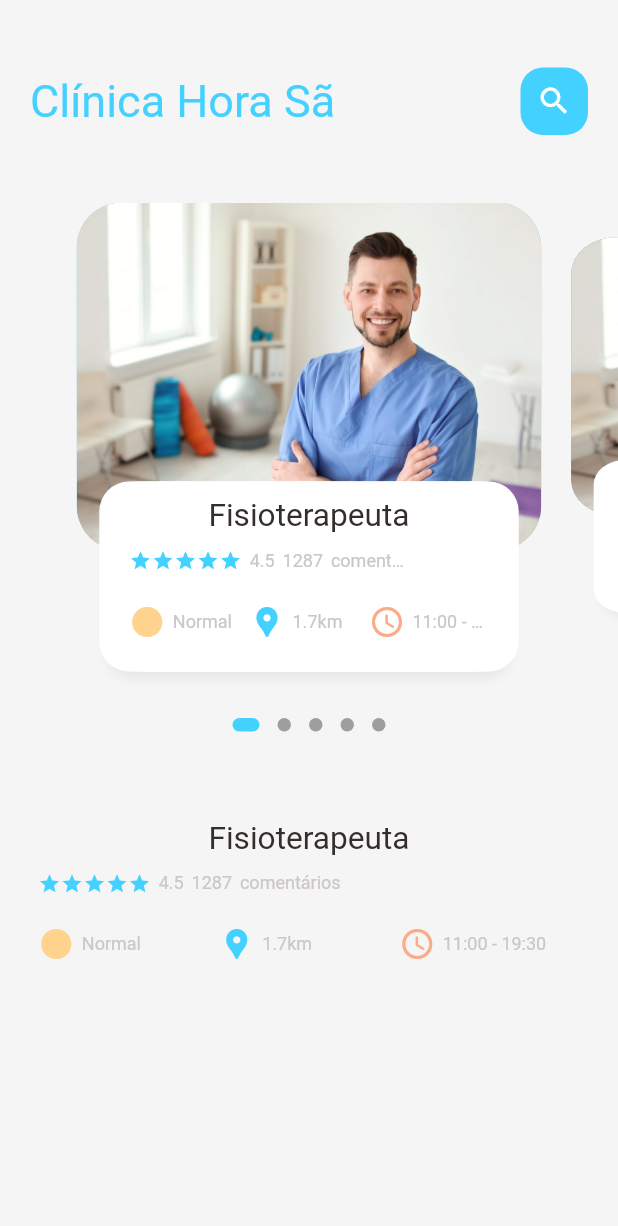
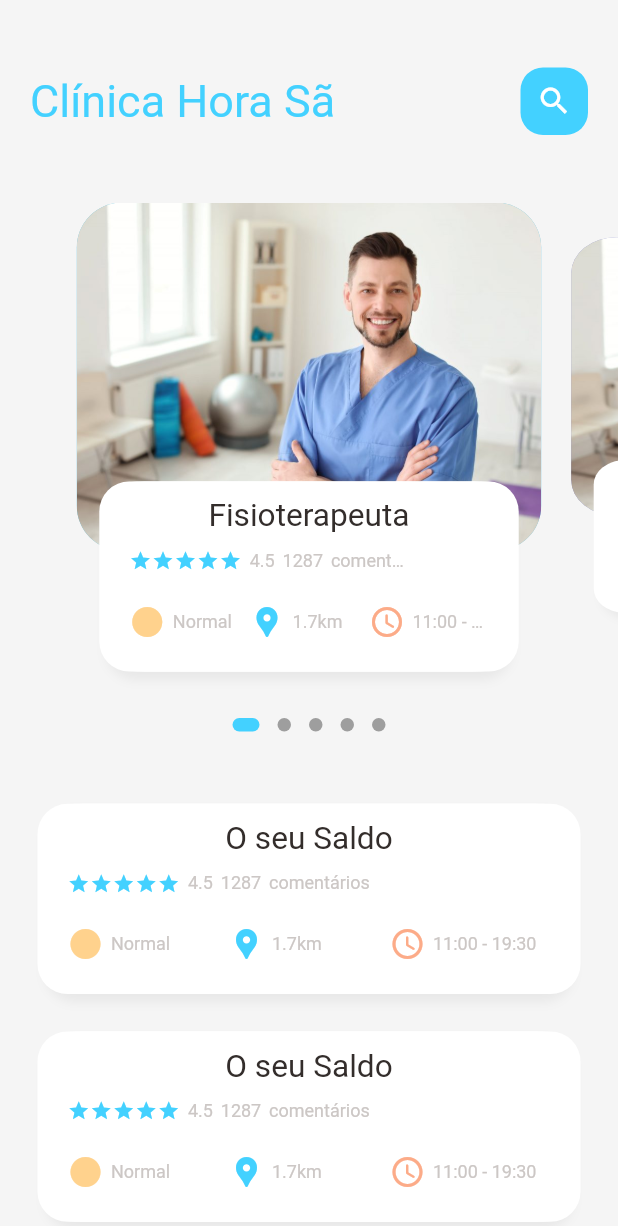
Before and after one commit to Eduardo79Silva/ClinicApp, a Flutter app: the screen it shows after launch, on a phone screen of 412 x 824 dp. Shown: the top 1226 px of the screen. Run offline on Flutter 3.47's test engine with Material 2 defaults, Android fonts, the phone set to English and light mode, and no system bars; drawn by our look-alikes of dots_indicator; our stand-ins replace get.

Commit message:
Small improv

```diff
--- a/lib/home/main_page.dart
+++ b/lib/home/main_page.dart
@@ -19,7 +19,8 @@ class _MainPageState extends State<MainPage> {
   Widget build(BuildContext context) {
     return Scaffold(
       backgroundColor: Colors.grey[100],
-      body: Column(
+      body: SingleChildScrollView(
+        child: Column(
           children: [
             Container(
               child: Container(
@@ -47,9 +48,12 @@ class _MainPageState extends State<MainPage> {
               ),
             ),
             ServicesBody(),
-          SizedBox(height: Dimensions.height20),
-          WidgetsWindows()
+            SizedBox(height: Dimensions.height20*2),
+            WidgetsWindows("O seu Saldo"),
+            WidgetsWindows("O seu Saldo"),
+            WidgetsWindows("O seu Saldo"),
           ],
+        ),
       ),
     );
   }
--- a/lib/home/main_page_widget.dart
+++ b/lib/home/main_page_widget.dart
@@ -7,7 +7,8 @@ import '../widgets/IconsText.dart';
 import '../widgets/SmallText.dart';
 
 class WidgetsWindows extends StatefulWidget {
-  const WidgetsWindows({Key? key}) : super(key: key);
+  final String name;
+  const WidgetsWindows(this.name);
 
   @override
   _WidgetsWindowsState createState() => _WidgetsWindowsState();
@@ -16,13 +17,36 @@ class WidgetsWindows extends StatefulWidget {
 class _WidgetsWindowsState extends State<WidgetsWindows> {
   @override
   Widget build(BuildContext context) {
-    return Container(
+    return Align(
+      alignment: Alignment.bottomCenter,
+      child: Container(
+        height: Dimensions.pageViewTextContainer,
+        margin: EdgeInsets.only(left: 30, right: 30, bottom: 25),
+        decoration: BoxDecoration(
+            borderRadius: BorderRadius.circular(20),
+            color: Colors.white,
+            boxShadow: const [
+              BoxShadow(
+                  color: Color(0xFFe8e8e8),
+                  blurRadius: 5.0,
+                  offset: Offset(0,5)
+              ),
+              BoxShadow(
+                  color: Colors.white,
+                  offset: Offset(5,0)
+              ),
+              BoxShadow(
+                  color: Colors.white,
+                  offset: Offset(-5,0)
+              )
+            ]
+        ),
+        child: Container(
           padding: EdgeInsets.only(top: 10, left: 15, right: 15),
-      margin: EdgeInsets.symmetric(vertical: Dimensions.height20, horizontal: Dimensions.width20),
           child: Column(
             crossAxisAlignment: CrossAxisAlignment.center,
             children: [
-          BigText(text: "Fisioterapeuta", size: Dimensions.height20,),
+              BigText(text: widget.name, size: Dimensions.height20,),
               SizedBox(
                 height: Dimensions.height10,
               ),
@@ -75,6 +99,8 @@ class _WidgetsWindowsState extends State<WidgetsWindows> {
               )
             ],
           ),
+        ),
+      ),
     );
   }
 }
```
Lines whose indentation alone changed are shown as unchanged.
